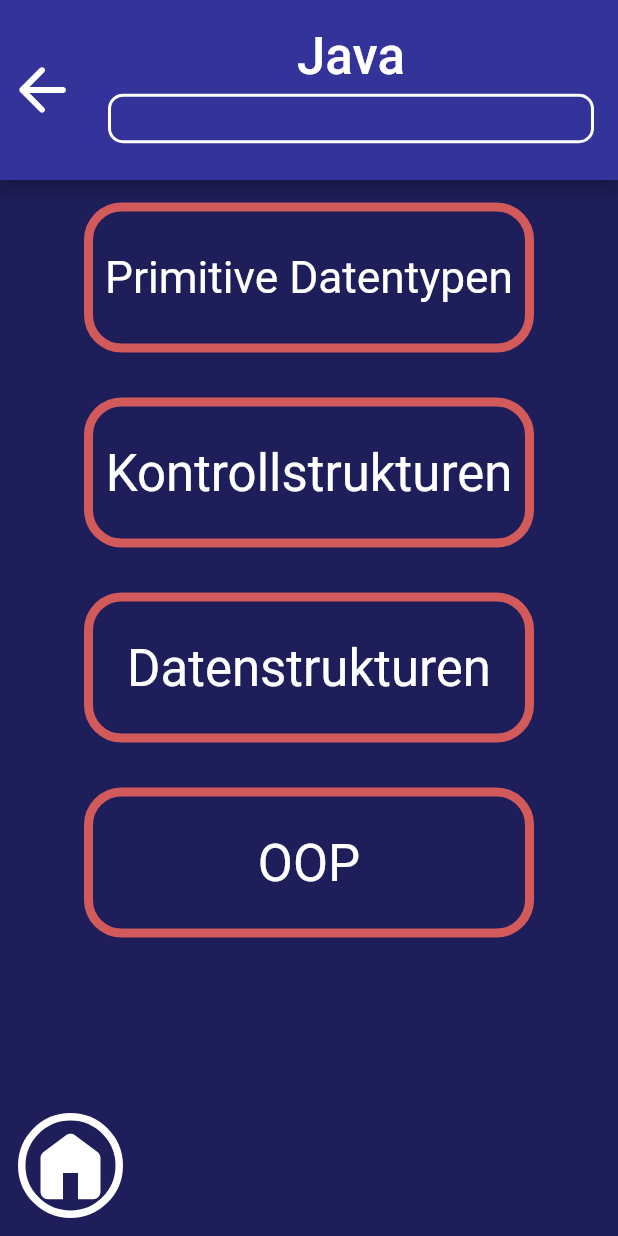
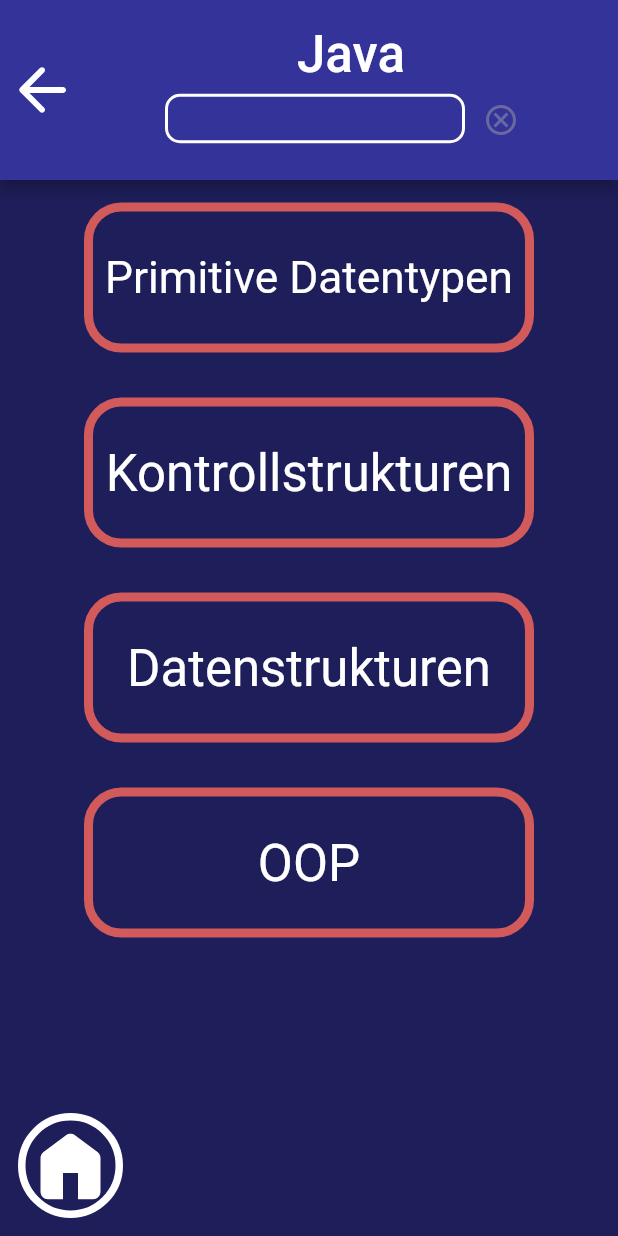
Before and after one commit to InformatikT13600/informatik_merkhilfe, a Flutter app: the screen it shows after launch, after a tap on "Java", on a phone screen of 412 x 824 dp. Run offline on Flutter 3.47's test engine with Material 2 defaults, Android fonts, the light colour scheme and no system bars; our stand-ins replace flutter_spinkit, flutter_svg.

Commit message:
added a delete-button for the search to the appbar

```diff
--- a/lib/views/navigationPage.dart
+++ b/lib/views/navigationPage.dart
@@ -1,4 +1,5 @@
 import 'package:flutter/material.dart';
+import 'package:flutter_svg/flutter_svg.dart';
 import 'package:informatik_merkhilfe/models/article.dart';
 import 'package:informatik_merkhilfe/models/category.dart';
 import 'package:informatik_merkhilfe/services/informationService.dart';
@@ -50,7 +51,7 @@ class _NavigationPageState extends State<NavigationPage> {
   List<dynamic> children = [];
 
   List<dynamic> displayedChildren = [];
-  String searchTerm = '';
+  TextEditingController _controller = new TextEditingController();
 
   @override
   void initState() {
@@ -99,17 +100,20 @@ class _NavigationPageState extends State<NavigationPage> {
             FittedBox(fit: BoxFit.contain,child: Text(title, style: TextStyle(fontSize: 34),)),
 
             /* searchbar */
+            Row(
+              mainAxisAlignment: MainAxisAlignment.center,
+              children: [
                 Container(
                   height: 45,
-              width: double.maxFinite,
+                  width: 200,
                   padding: EdgeInsets.only(top: 5),
                   child: TextField(
                     key: Key('search'),
+                    controller: _controller,
                     decoration: NavigationPage.searchInputDecoration,
                     textAlign: TextAlign.left,
                     textAlignVertical: TextAlignVertical.top,
                     style: TextStyle(fontSize: 20, color: Colors.white),
-                onChanged: (input) => searchTerm = input,
                     onSubmitted: ((input) {
 
                       // if input is empty => display like normal
@@ -127,7 +131,7 @@ class _NavigationPageState extends State<NavigationPage> {
                         // check if article is part of the current language
                         if(article.language == InformationService.currentLanguage.name) {
 
-                      // check if the article has a match with the search term
+                          // check if the article has a match with the input
                           if(article.hasMatch(input))
                             // add it to the list of displayed articles
                             matches.add(article);
@@ -141,6 +145,22 @@ class _NavigationPageState extends State<NavigationPage> {
 
                     }),
                   ),
+                ),
+                FittedBox(
+                  fit: BoxFit.fill,
+                  child: IconButton(
+                    onPressed: () {
+                      // delete input and reset displayed children
+                      setState(() {
+                        displayedChildren = children;
+                        _controller.value = TextEditingValue.empty;
+                      });
+                    },
+                    // does not actually affect the button itself but only it's optical appearance (color)
+                    icon: _controller.value.text.isEmpty ? SvgPicture.asset('assets/icons/delete_disabled.svg') : SvgPicture.asset('assets/icons/delete_enabled.svg'),
+                  ),
+                ),
+              ],
             ),
           ],
         ),
```
Lines whose indentation alone changed are shown as unchanged.
